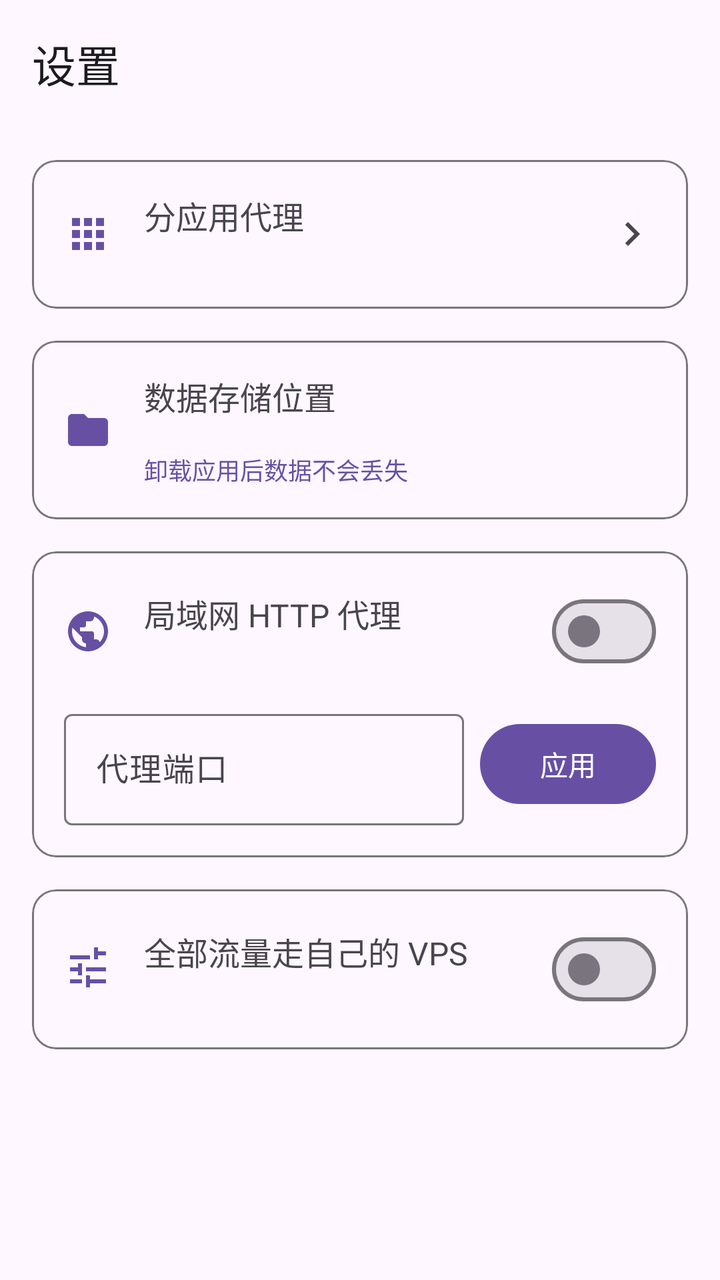
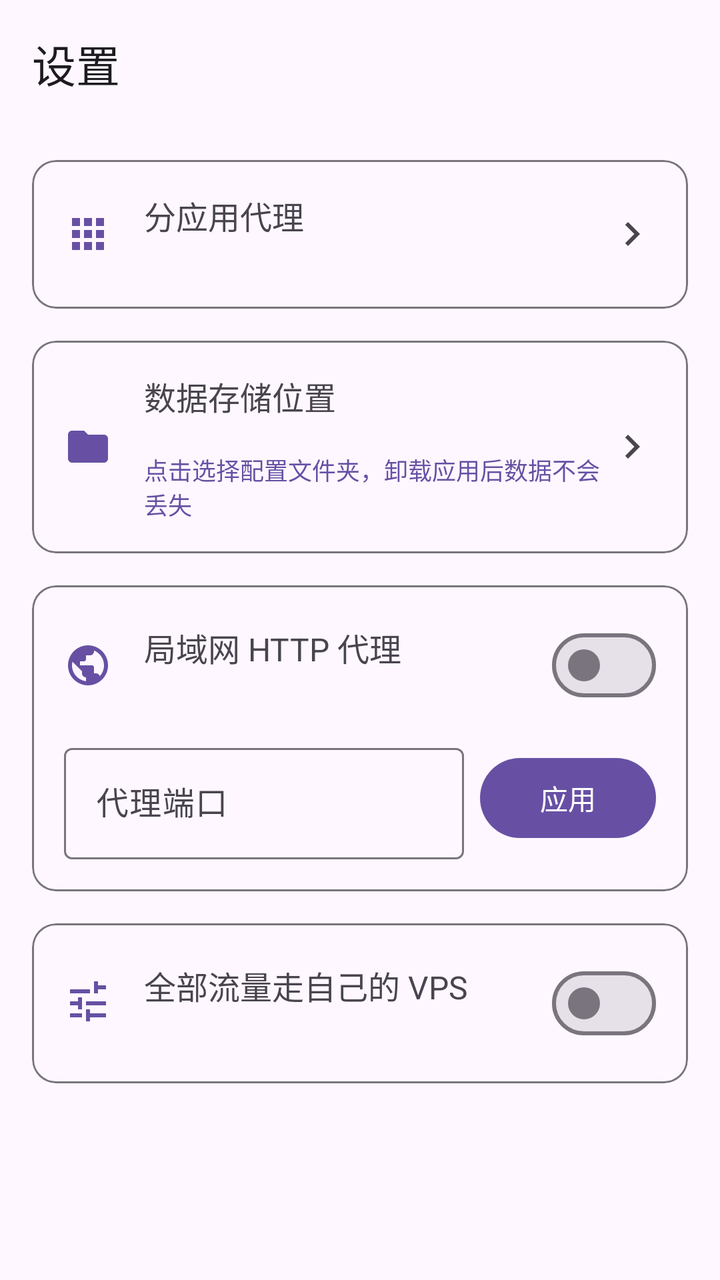

Two renders of the same Android screen: before a commit and after it. Below are the layout's source before the change and the commit's diff.
<!-- AndroidManifest.xml: application theme Theme.ClashMetaView -->
<!-- res/layout/fragment_settings.xml -->
<?xml version="1.0" encoding="utf-8"?>
<LinearLayout xmlns:android="http://schemas.android.com/apk/res/android"
    xmlns:app="http://schemas.android.com/apk/res-auto"
    android:layout_width="match_parent"
    android:layout_height="match_parent"
    android:orientation="vertical">

    <com.google.android.material.appbar.AppBarLayout
        android:layout_width="match_parent"
        android:layout_height="wrap_content">

        <com.google.android.material.appbar.MaterialToolbar
            android:id="@+id/toolbar"
            android:layout_width="match_parent"
            android:layout_height="?attr/actionBarSize"
            app:title="设置" />
    </com.google.android.material.appbar.AppBarLayout>

    
    <ScrollView
        android:layout_width="match_parent"
        android:layout_height="match_parent"
        android:fillViewport="true">

    <LinearLayout
        android:layout_width="match_parent"
        android:layout_height="wrap_content"
        android:orientation="vertical"
        android:padding="16dp">

        
        <com.google.android.material.card.MaterialCardView
            android:id="@+id/card_apps"
            android:layout_width="match_parent"
            android:layout_height="wrap_content"
            android:clickable="true"
            android:focusable="true"
            app:cardElevation="0dp"
            app:strokeWidth="1dp"
            app:strokeColor="?attr/colorOutline">

            <LinearLayout
                android:layout_width="match_parent"
                android:layout_height="wrap_content"
                android:gravity="center_vertical"
                android:orientation="horizontal"
                android:padding="16dp">

                <ImageView
                    android:layout_width="24dp"
                    android:layout_height="24dp"
                    android:src="@drawable/ic_apps"
                    app:tint="?attr/colorPrimary"
                    android:contentDescription="@null" />

                <LinearLayout
                    android:layout_width="0dp"
                    android:layout_height="wrap_content"
                    android:layout_marginStart="16dp"
                    android:layout_weight="1"
                    android:orientation="vertical">

                    <TextView
                        android:layout_width="wrap_content"
                        android:layout_height="wrap_content"
                        android:text="分应用代理"
                        android:textSize="16sp" />

                    <TextView
                        android:id="@+id/text_app_proxy_info"
                        android:layout_width="wrap_content"
                        android:layout_height="wrap_content"
                        android:textColor="?android:attr/textColorSecondary"
                        android:textSize="14sp" />
                </LinearLayout>

                <ImageView
                    android:layout_width="24dp"
                    android:layout_height="24dp"
                    android:src="@drawable/ic_chevron_right"
                    app:tint="?android:attr/textColorSecondary"
                    android:contentDescription="@null" />
            </LinearLayout>
        </com.google.android.material.card.MaterialCardView>

        
        <com.google.android.material.card.MaterialCardView
            android:layout_width="match_parent"
            android:layout_height="wrap_content"
            android:layout_marginTop="16dp"
            app:cardElevation="0dp"
            app:strokeWidth="1dp"
            app:strokeColor="?attr/colorOutline">

            <LinearLayout
                android:layout_width="match_parent"
                android:layout_height="wrap_content"
                android:gravity="center_vertical"
                android:orientation="horizontal"
                android:padding="16dp">

                <ImageView
                    android:layout_width="24dp"
                    android:layout_height="24dp"
                    android:src="@drawable/ic_folder"
                    app:tint="?attr/colorPrimary"
                    android:contentDescription="@null" />

                <LinearLayout
                    android:layout_width="0dp"
                    android:layout_height="wrap_content"
                    android:layout_marginStart="16dp"
                    android:layout_weight="1"
                    android:orientation="vertical">

                    <TextView
                        android:layout_width="wrap_content"
                        android:layout_height="wrap_content"
                        android:text="数据存储位置"
                        android:textSize="16sp" />

                    <TextView
                        android:id="@+id/text_data_path"
                        android:layout_width="wrap_content"
                        android:layout_height="wrap_content"
                        android:textColor="?android:attr/textColorSecondary"
                        android:textSize="12sp" />

                    <TextView
                        android:layout_width="wrap_content"
                        android:layout_height="wrap_content"
                        android:text="卸载应用后数据不会丢失"
                        android:textColor="?attr/colorPrimary"
                        android:textSize="12sp" />
                </LinearLayout>
            </LinearLayout>
        </com.google.android.material.card.MaterialCardView>

        
        <com.google.android.material.card.MaterialCardView
            android:layout_width="match_parent"
            android:layout_height="wrap_content"
            android:layout_marginTop="16dp"
            app:cardElevation="0dp"
            app:strokeWidth="1dp"
            app:strokeColor="?attr/colorOutline">

            <LinearLayout
                android:layout_width="match_parent"
                android:layout_height="wrap_content"
                android:orientation="vertical"
                android:padding="16dp">

                <LinearLayout
                    android:layout_width="match_parent"
                    android:layout_height="wrap_content"
                    android:gravity="center_vertical"
                    android:orientation="horizontal">

                    <ImageView
                        android:layout_width="24dp"
                        android:layout_height="24dp"
                        android:src="@drawable/ic_public"
                        app:tint="?attr/colorPrimary"
                        android:contentDescription="@null" />

                    <LinearLayout
                        android:layout_width="0dp"
                        android:layout_height="wrap_content"
                        android:layout_marginStart="16dp"
                        android:layout_weight="1"
                        android:orientation="vertical">

                        <TextView
                            android:layout_width="wrap_content"
                            android:layout_height="wrap_content"
                            android:text="局域网 HTTP 代理"
                            android:textSize="16sp" />

                        <TextView
                            android:id="@+id/text_lan_status"
                            android:layout_width="match_parent"
                            android:layout_height="wrap_content"
                            android:textColor="?android:attr/textColorSecondary"
                            android:textSize="13sp" />
                    </LinearLayout>

                    <com.google.android.material.materialswitch.MaterialSwitch
                        android:id="@+id/switch_lan"
                        android:layout_width="wrap_content"
                        android:layout_height="wrap_content" />
                </LinearLayout>

                
                <LinearLayout
                    android:layout_width="match_parent"
                    android:layout_height="wrap_content"
                    android:layout_marginTop="12dp"
                    android:gravity="center_vertical"
                    android:orientation="horizontal">

                    <com.google.android.material.textfield.TextInputLayout
                        android:id="@+id/layout_port"
                        style="@style/Widget.Material3.TextInputLayout.OutlinedBox"
                        android:layout_width="0dp"
                        android:layout_height="wrap_content"
                        android:layout_weight="1"
                        android:hint="代理端口">

                        <com.google.android.material.textfield.TextInputEditText
                            android:id="@+id/edit_port"
                            android:layout_width="match_parent"
                            android:layout_height="wrap_content"
                            android:inputType="number"
                            android:maxLength="5"
                            android:maxLines="1" />
                    </com.google.android.material.textfield.TextInputLayout>

                    <com.google.android.material.button.MaterialButton
                        android:id="@+id/btn_apply_port"
                        android:layout_width="wrap_content"
                        android:layout_height="wrap_content"
                        android:layout_marginStart="8dp"
                        android:text="应用" />
                </LinearLayout>
            </LinearLayout>
        </com.google.android.material.card.MaterialCardView>

        
        <com.google.android.material.card.MaterialCardView
            android:layout_width="match_parent"
            android:layout_height="wrap_content"
            android:layout_marginTop="16dp"
            app:cardElevation="0dp"
            app:strokeWidth="1dp"
            app:strokeColor="?attr/colorOutline">

            <LinearLayout
                android:layout_width="match_parent"
                android:layout_height="wrap_content"
                android:orientation="vertical"
                android:padding="16dp">

                <LinearLayout
                    android:layout_width="match_parent"
                    android:layout_height="wrap_content"
                    android:gravity="center_vertical"
                    android:orientation="horizontal">

                    <ImageView
                        android:layout_width="24dp"
                        android:layout_height="24dp"
                        android:src="@drawable/ic_tune"
                        app:tint="?attr/colorPrimary"
                        android:contentDescription="@null" />

                    <LinearLayout
                        android:layout_width="0dp"
                        android:layout_height="wrap_content"
                        android:layout_marginStart="16dp"
                        android:layout_weight="1"
                        android:orientation="vertical">

                        <TextView
                            android:layout_width="wrap_content"
                            android:layout_height="wrap_content"
                            android:text="全部流量走自己的 VPS"
                            android:textSize="16sp" />

                        <TextView
                            android:id="@+id/text_chain_status"
                            android:layout_width="match_parent"
                            android:layout_height="wrap_content"
                            android:textColor="?android:attr/textColorSecondary"
                            android:textSize="13sp" />
                    </LinearLayout>

                    <com.google.android.material.materialswitch.MaterialSwitch
                        android:id="@+id/switch_chain"
                        android:layout_width="wrap_content"
                        android:layout_height="wrap_content" />
                </LinearLayout>

                <LinearLayout
                    android:id="@+id/layout_chain_detail"
                    android:layout_width="match_parent"
                    android:layout_height="wrap_content"
                    android:orientation="vertical"
                    android:visibility="gone">

                    <com.google.android.material.textfield.TextInputLayout
                        android:id="@+id/layout_chain_exit"
                        style="@style/Widget.Material3.TextInputLayout.OutlinedBox.ExposedDropdownMenu"
                        android:layout_width="match_parent"
                        android:layout_height="wrap_content"
                        android:layout_marginTop="16dp"
                        android:hint="出口节点（你的 VPS）">

                        <com.google.android.material.textfield.MaterialAutoCompleteTextView
                            android:id="@+id/dropdown_chain_exit"
                            android:layout_width="match_parent"
                            android:layout_height="wrap_content"
                            android:inputType="none"
                            android:maxLines="1" />
                    </com.google.android.material.textfield.TextInputLayout>

                    <com.google.android.material.textfield.TextInputLayout
                        android:id="@+id/layout_chain_dialer"
                        style="@style/Widget.Material3.TextInputLayout.OutlinedBox.ExposedDropdownMenu"
                        android:layout_width="match_parent"
                        android:layout_height="wrap_content"
                        android:layout_marginTop="12dp"
                        android:hint="前置跳（机场代理组）">

                        <com.google.android.material.textfield.MaterialAutoCompleteTextView
                            android:id="@+id/dropdown_chain_dialer"
                            android:layout_width="match_parent"
                            android:layout_height="wrap_content"
                            android:inputType="none"
                            android:maxLines="1" />
                    </com.google.android.material.textfield.TextInputLayout>

                    <TextView
                        android:layout_width="match_parent"
                        android:layout_height="wrap_content"
                        android:layout_marginTop="4dp"
                        android:text="选「组」而不是具体节点：节点被封时组会自动换，链路不会断。手机能直连 VPS 就选「不使用」，单跳更快。"
                        android:textColor="?android:attr/textColorSecondary"
                        android:textSize="12sp" />

                    <TextView
                        android:layout_width="match_parent"
                        android:layout_height="wrap_content"
                        android:layout_marginTop="8dp"
                        android:text="开启后不再按网站区分：所有流量（局域网地址除外）都从 VPS 出去，订阅自带的分流规则一律不生效。关掉即完全恢复订阅原样。"
                        android:textColor="?android:attr/textColorSecondary"
                        android:textSize="12sp" />

                    <com.google.android.material.button.MaterialButton
                        android:id="@+id/btn_chain_save"
                        android:layout_width="wrap_content"
                        android:layout_height="wrap_content"
                        android:layout_gravity="end"
                        android:layout_marginTop="8dp"
                        android:text="保存" />
                </LinearLayout>
            </LinearLayout>
        </com.google.android.material.card.MaterialCardView>

    </LinearLayout>

    </ScrollView>

</LinearLayout>
<!-- resources referenced by this layout -->
<resources>
  <!-- drawable ic_apps (drawable) -->
  <vector xmlns:android="http://schemas.android.com/apk/res/android"
      android:width="24dp" android:height="24dp"
      android:viewportWidth="24" android:viewportHeight="24"
      android:tint="?attr/colorControlNormal">
      <path android:fillColor="@android:color/white"
          android:pathData="M4,8h4V4H4v4zM10,20h4v-4h-4v4zM4,20h4v-4H4v4zM4,14h4v-4H4v4zM10,14h4v-4h-4v4zM16,4v4h4V4h-4zM10,8h4V4h-4v4zM16,14h4v-4h-4v4zM16,20h4v-4h-4v4z"/>
  </vector>
  <!-- drawable ic_chevron_right (drawable) -->
  <vector xmlns:android="http://schemas.android.com/apk/res/android"
      android:width="24dp" android:height="24dp"
      android:viewportWidth="24" android:viewportHeight="24"
      android:tint="?attr/colorControlNormal">
      <path android:fillColor="@android:color/white"
          android:pathData="M10,6L8.59,7.41 13.17,12l-4.58,4.59L10,18l6,-6z"/>
  </vector>
  <!-- drawable ic_folder (drawable) -->
  <vector xmlns:android="http://schemas.android.com/apk/res/android"
      android:width="24dp" android:height="24dp"
      android:viewportWidth="24" android:viewportHeight="24"
      android:tint="?attr/colorControlNormal">
      <path android:fillColor="@android:color/white"
          android:pathData="M10,4L4,4c-1.1,0 -1.99,0.9 -1.99,2L2,18c0,1.1 0.9,2 2,2h16c1.1,0 2,-0.9 2,-2L22,8c0,-1.1 -0.9,-2 -2,-2h-8l-2,-2z"/>
  </vector>
  <!-- drawable ic_public (drawable) -->
  <vector xmlns:android="http://schemas.android.com/apk/res/android"
      android:width="24dp" android:height="24dp"
      android:viewportWidth="24" android:viewportHeight="24"
      android:tint="?attr/colorControlNormal">
      <path android:fillColor="@android:color/white"
          android:pathData="M12,2C6.48,2 2,6.48 2,12s4.48,10 10,10 10,-4.48 10,-10S17.52,2 12,2zM11,19.93c-3.95,-0.49 -7,-3.85 -7,-7.93 0,-0.62 0.08,-1.21 0.21,-1.79L9,15v1c0,1.1 0.9,2 2,2v1.93zM17.9,17.39c-0.26,-0.81 -1,-1.39 -1.9,-1.39h-1v-3c0,-0.55 -0.45,-1 -1,-1L8,12v-2h2c0.55,0 1,-0.45 1,-1L11,7h2c1.1,0 2,-0.9 2,-2v-0.41c2.93,1.19 5,4.06 5,7.41 0,2.08 -0.8,3.97 -2.1,5.39z"/>
  </vector>
  <!-- drawable ic_tune (drawable) -->
  <vector xmlns:android="http://schemas.android.com/apk/res/android"
      android:width="24dp" android:height="24dp"
      android:viewportWidth="24" android:viewportHeight="24"
      android:tint="?attr/colorControlNormal">
      <path android:fillColor="@android:color/white"
          android:pathData="M3,17v2h6v-2L3,17zM3,5v2h10L13,5L3,5zM13,21v-2h8v-2h-8v-2h-2v6h2zM7,9v2L3,11v2h4v2h2L9,9L7,9zM21,13v-2L11,11v2h10zM15,7h2L17,5h4L21,3h-4L17,1h-2v6z"/>
  </vector>
  <style name="Theme.ClashMetaView" parent="Theme.Material3.DayNight.NoActionBar">
          <item name="colorPrimary">@color/md_primary</item>
          <item name="colorOnPrimary">@color/md_on_primary</item>
          <item name="colorPrimaryContainer">@color/md_primary_container</item>
          <item name="colorOnPrimaryContainer">@color/md_on_primary_container</item>
          <item name="android:statusBarColor">?attr/colorSurface</item>
          <item name="android:windowLightStatusBar" tools:targetApi="m">true</item>
          <item name="android:navigationBarColor">@android:color/transparent</item>
      </style>
  <color name="md_primary">#6750A4</color>
  <color name="md_on_primary">#FFFFFF</color>
  <color name="md_primary_container">#EADDFF</color>
  <color name="md_on_primary_container">#21005D</color>
</resources>

<!-- the commit's change to res/layout/fragment_settings.xml (unified diff, before → after) -->
@@ -85,9 +85,12 @@
 
         
         <com.google.android.material.card.MaterialCardView
+            android:id="@+id/card_data_path"
             android:layout_width="match_parent"
             android:layout_height="wrap_content"
             android:layout_marginTop="16dp"
+            android:clickable="true"
+            android:focusable="true"
             app:cardElevation="0dp"
             app:strokeWidth="1dp"
             app:strokeColor="?attr/colorOutline">
@@ -129,10 +132,17 @@
                     <TextView
                         android:layout_width="wrap_content"
                         android:layout_height="wrap_content"
-                        android:text="卸载应用后数据不会丢失"
+                        android:text="点击选择配置文件夹，卸载应用后数据不会丢失"
                         android:textColor="?attr/colorPrimary"
                         android:textSize="12sp" />
                 </LinearLayout>
+
+                <ImageView
+                    android:layout_width="24dp"
+                    android:layout_height="24dp"
+                    android:src="@drawable/ic_chevron_right"
+                    app:tint="?android:attr/textColorSecondary"
+                    android:contentDescription="@null" />
             </LinearLayout>
         </com.google.android.material.card.MaterialCardView>
 
